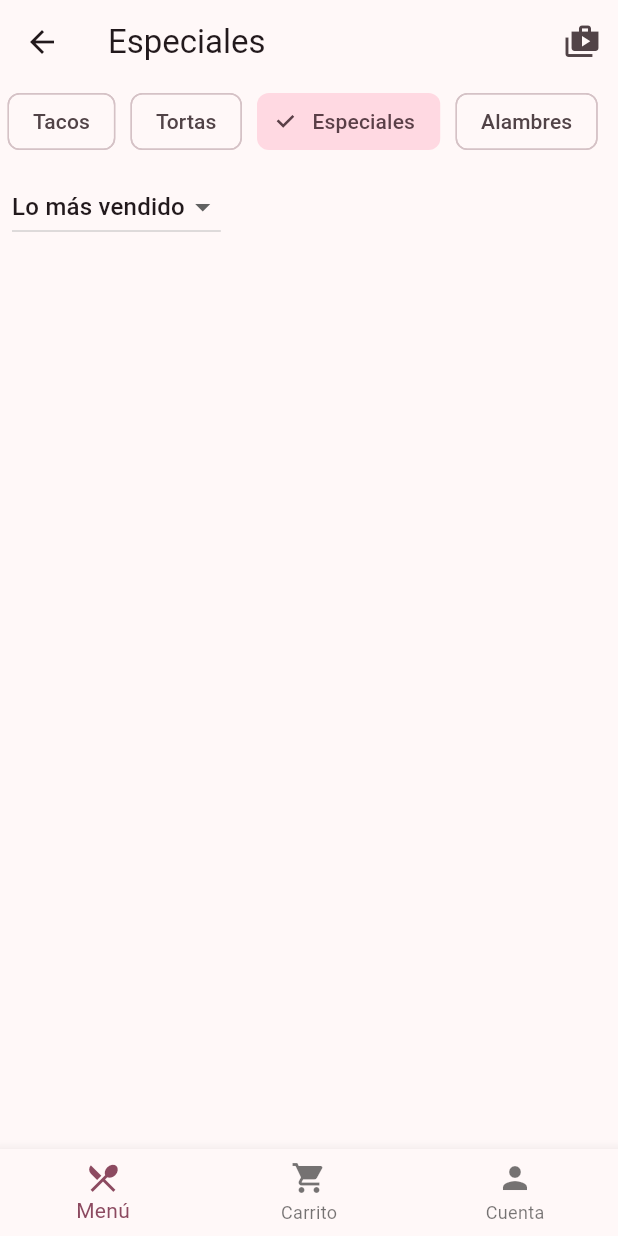
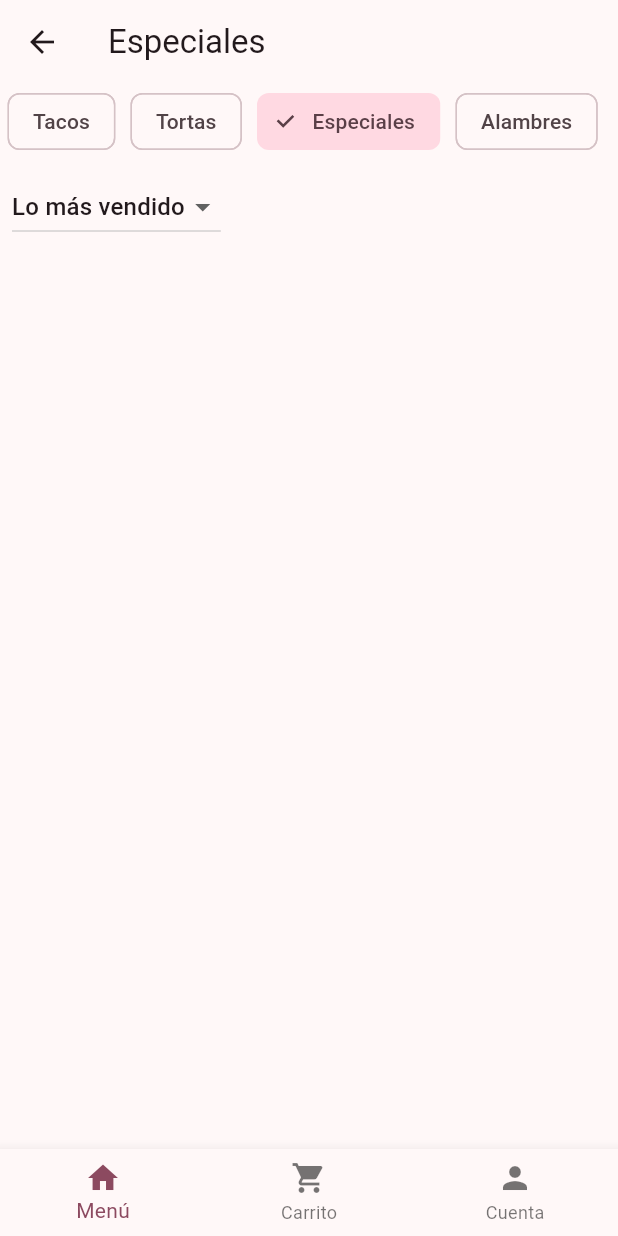
Before and after one commit to Luu92/Don-Taco-s-Food, a Flutter app: the MainContainer screen opened directly with sample values from the repository, after a tap on "Tortas", after a tap on "Especiales", on a phone screen of 412 x 824 dp. Run offline on Flutter 3.47's test engine with Material 3 defaults, Android fonts, the phone set to English and light mode, and no system bars.

Commit message:
Se realiza pantalla de perfil y perdidos

```diff
--- a/lib/features/menu/screens/alimentos_screen.dart
+++ b/lib/features/menu/screens/alimentos_screen.dart
@@ -66,53 +66,6 @@ class _AlimentosScreenState extends State<AlimentosScreen> {
     return Scaffold(
       appBar: AppBar(
         title: Text(categoriaActual.nombre),
-        actions: [
-          IconButton(
-            icon: Stack(
-              children: [
-                const Icon(Icons.shop_2),
-                Positioned(
-                  right: 0,
-                  child: Consumer<CarritoProvider>(
-                    builder: (context, carrito, child) {
-                      if (carrito.cantidadProductos == 0) {
-                        return const SizedBox();
-                      }
-
-                      return Container(
-                        padding: const EdgeInsets.all(2),
-                        decoration: BoxDecoration(
-                          color: Colors.red,
-                          borderRadius: BorderRadius.circular(10),
-                        ),
-                        constraints: const BoxConstraints(
-                          minWidth: 16,
-                          minHeight: 16,
-                        ),
-                        child: Text(
-                          '${carrito.cantidadProductos}',
-                          style: const TextStyle(
-                            color: Colors.white,
-                            fontSize: 10,
-                          ),
-                          textAlign: TextAlign.center,
-                        ),
-                      );
-                    },
-                  ),
-                ),
-              ],
-            ),
-            onPressed: () {
-              Navigator.push(
-                context,
-                MaterialPageRoute(
-                  builder: (_) => const CarritoScreen(),
-                ),
-              );
-            },
-          ),
-        ],
       ),
       body: Column(
         crossAxisAlignment: CrossAxisAlignment.start,
--- a/lib/features/navigation/screens/main_container.dart
+++ b/lib/features/navigation/screens/main_container.dart
@@ -1,3 +1,5 @@
+import 'package:demo_app/features/cuenta/screens/perfil_screen.dart';
+import 'package:demo_app/features/widgets/bottom_nav_bar.dart';
 import 'package:flutter/material.dart';
 import 'package:demo_app/models/categoria.dart';
 import 'package:demo_app/features/menu/screens/alimentos_screen.dart';
@@ -25,34 +27,18 @@ class _MainContainerState extends State<MainContainer> {
         categoriaSeleccionada: widget.categoriaInicial,
       ),
       const CarritoScreen(),
-      const Center(
-        child: Text('Perfil'),
-      ),
+      const PerfilScreen(),
     ];
 
     return Scaffold(
       body: pantallas[currentIndex],
-      bottomNavigationBar: BottomNavigationBar(
+      bottomNavigationBar: CustomBottomNavBar(
         currentIndex: currentIndex,
         onTap: (index) {
           setState(() {
             currentIndex = index;
           });
         },
-        items: const [
-          BottomNavigationBarItem(
-            icon: Icon(Icons.restaurant_menu),
-            label: 'Menú',
-          ),
-          BottomNavigationBarItem(
-            icon: Icon(Icons.shopping_cart),
-            label: 'Carrito',
-          ),
-          BottomNavigationBarItem(
-            icon: Icon(Icons.person),
-            label: 'Cuenta',
-          ),
-        ],
       ),
     );
   }
--- a/lib/features/widgets/bottom_nav_bar.dart
+++ b/lib/features/widgets/bottom_nav_bar.dart
@@ -19,24 +19,21 @@ class CustomBottomNavBar extends StatelessWidget {
       currentIndex: currentIndex,
       onTap: onTap,
       items: [
-        BottomNavigationBarItem(icon: Icon(Icons.home), label: 'Menú'),
+        const BottomNavigationBarItem(icon: Icon(Icons.home), label: 'Menú'),
         BottomNavigationBarItem(
           icon: Consumer<CarritoProvider>(
             builder: (context, carrito, child) {
               return Badge(
                 isLabelVisible: carrito.cantidadProductos > 0,
-                label: Text(
-                  '${carrito.cantidadProductos}',
-                ),
-                child: const Icon(
-                  Icons.shopping_cart,
-                ),
+                label: Text('${carrito.cantidadProductos}'),
+                child: const Icon(Icons.shopping_cart),
               );
             },
           ),
           label: 'Carrito',
         ),
-        BottomNavigationBarItem(icon: Icon(Icons.person), label: 'Cuenta'),
+        const BottomNavigationBarItem(
+            icon: Icon(Icons.person), label: 'Cuenta'),
       ],
     );
   }
```
Also changed, not shown: lib/features/carrito/screens/carrito_screen.dart (+12 -37 lines), lib/features/cuenta/screens/perfil_screen.dart (added, +86 -0 lines), lib/features/cuenta/services/perfil_service.dart (added, +11 -0 lines), lib/features/pedidos/providers/pedido_provider.dart (added, +17 -0 lines), lib/features/pedidos/screens/order_details_screen.dart (deleted, +0 -29 lines), lib/features/pedidos/screens/pedido_detalle_screen.dart (added, +89 -0 lines), lib/features/pedidos/screens/pedidos_screen.dart (added, +73 -0 lines), lib/features/pedidos/services/pedido_service.dart (added, +13 -0 lines), lib/features/pedidos/widgets/estado_pedido_widget.dart (added, +75 -0 lines), lib/main.dart (+14 -2 lines), lib/models/pedido.dart (+17 -0 lines), lib/models/usuario.dart (+4 -5 lines), lib/features/cuenta/screens/direcciones_screen.dart (added), lib/features/cuenta/screens/editar_perfil_screen.dart (added), 2 more files.
